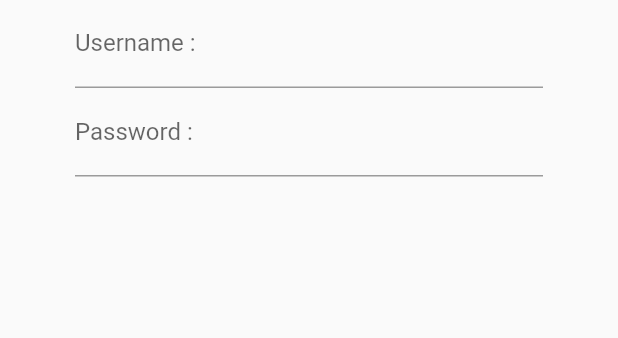
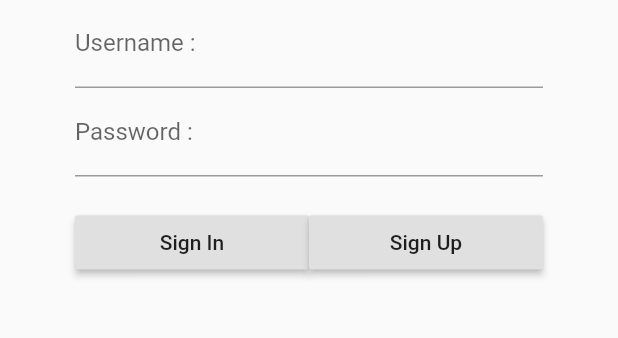
Before and after one commit to Sukanya1022/BeemineFood, a Flutter app: the screen it shows after launch, on a phone screen of 412 x 824 dp, the part 362-700 px from its top. Run offline on Flutter 3.47's test engine with Material 2 defaults, Android fonts, the phone set to English and light mode, and no system bars.

Commit message:
update btn

```diff
--- a/lib/screens/authen.dart
+++ b/lib/screens/authen.dart
@@ -6,12 +6,27 @@ class Authen extends StatefulWidget {
 }
 
 class _AuthenState extends State<Authen> {
+  Widget showSignUp() {
+    return RaisedButton(
+      child: Text('Sign Up'),
+      onPressed: () {},
+    );
+  }
+
+  Widget showSignIn() {
+    return RaisedButton(
+      child: Text('Sign In'),
+      onPressed: () {},
+    );
+  }
+
   Widget showPassword() {
     return TextFormField(
-      decoration:
-          InputDecoration(labelText: 'Password : ', hintText: 'More 6 Character'),
+      decoration: InputDecoration(
+          labelText: 'Password : ', hintText: 'More 6 Character'),
     );
   }
+
   Widget showUser() {
     return TextFormField(
       decoration:
@@ -48,9 +63,22 @@ class _AuthenState extends State<Authen> {
             margin: EdgeInsets.only(left: 50.0, right: 50.0),
             child: showUser(),
           ),
-        Container(
+          Container(
             margin: EdgeInsets.only(left: 50.0, right: 50.0),
             child: showPassword(),
+          ),
+          Container(
+            margin: EdgeInsets.only(left: 50.0, right: 50.0,top: 20.0),
+            child: Row(
+              children: <Widget>[
+                Expanded(
+                  child: showSignIn(),
+                ),
+                Expanded(
+                  child: showSignUp(),
+                )
+              ],
+            ),
           )
         ],
       ),
```
